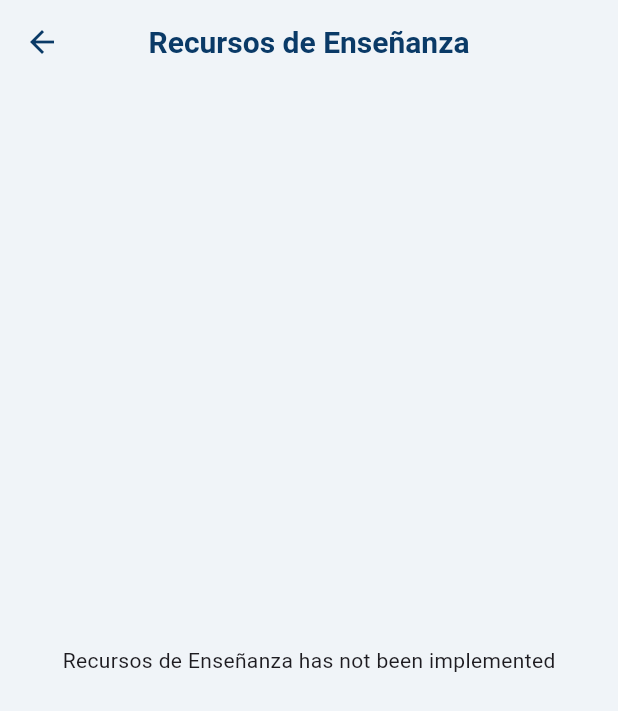
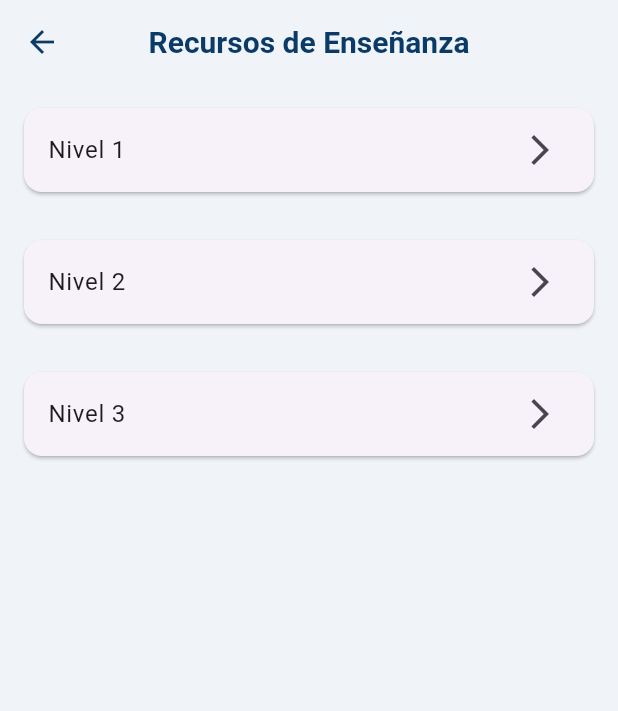
Before and after one commit to Will-Fahie/traductor-actuar, a Flutter app: the screen it shows after launch, after a tap on "Recursos de Enseñanza", on a phone screen of 412 x 824 dp. Shown: the top 711 px of the screen. Run offline on Flutter 3.47's test engine with Material 3 defaults, Android fonts, the phone set to English and light mode, and no system bars; our stand-ins replace audioplayers, cloud_firestore, connectivity_plus, firebase_core, firebase_storage, shared_preferences; accounts and stored records are empty.

Commit message:
Added teaching resources and audio files

```diff
--- a/lib/main.dart
+++ b/lib/main.dart
@@ -4,6 +4,11 @@ import 'package:firebase_core/firebase_core.dart';
 import 'package:myapp/screens/home_screen.dart';
 import 'package:myapp/screens/submission_tabs_screen.dart';
 import 'package:myapp/screens/guide_resources_screen.dart';
+import 'package:myapp/screens/teaching_resources_screen.dart';
+import 'package:myapp/screens/level1_screen.dart';
+import 'package:myapp/screens/level2_screen.dart';
+import 'package:myapp/screens/level3_screen.dart';
+import 'package:myapp/screens/category_detail_screen.dart';
 import 'firebase_options.dart';
 
 // A placeholder screen for features that are not yet implemented
@@ -79,9 +84,16 @@ class MyApp extends StatelessWidget {
         '/dictionary': (context) => const NotImplementedScreen(featureName: 'Diccionario'),
         '/submit': (context) => const SubmissionTabsScreen(),
         '/translator': (context) => const NotImplementedScreen(featureName: 'Traductor'),
-        '/teaching_resources': (context) => const NotImplementedScreen(featureName: 'Recursos de Enseñanza'),
+        '/teaching_resources': (context) => const TeachingResourcesScreen(),
         '/guide_resources': (context) => const GuideResourcesScreen(),
         '/ecolodge_resources': (context) => const NotImplementedScreen(featureName: 'Recursos de Ecolodge'),
+        '/level1': (context) => const Level1Screen(),
+        '/level2': (context) => const Level2Screen(),
+        '/level3': (context) => const Level3Screen(),
+        '/numbers': (context) => const CategoryDetailScreen(categoryName: 'Números 1-10'),
+        '/animals': (context) => const CategoryDetailScreen(categoryName: 'Animales Básicos'),
+        '/phrases': (context) => const CategoryDetailScreen(categoryName: 'Frases Básicas'),
+        '/colors': (context) => const CategoryDetailScreen(categoryName: 'Colores'),
       },
     );
   }
--- /dev/null
+++ b/lib/screens/teaching_resources_screen.dart
@@ -0,0 +1,32 @@
+import 'package:flutter/material.dart';
+
+class TeachingResourcesScreen extends StatelessWidget {
+  const TeachingResourcesScreen({super.key});
+
+  @override
+  Widget build(BuildContext context) {
+    return Scaffold(
+      appBar: AppBar(
+        title: const Text('Recursos de Enseñanza'),
+      ),
+      body: ListView(
+        children: [
+          _buildLevelCard(context, 'Nivel 1', '/level1'),
+          _buildLevelCard(context, 'Nivel 2', '/level2'),
+          _buildLevelCard(context, 'Nivel 3', '/level3'),
+        ],
+      ),
+    );
+  }
+
+  Widget _buildLevelCard(BuildContext context, String title, String routeName) {
+    return Card(
+      margin: const EdgeInsets.all(16.0),
+      child: ListTile(
+        title: Text(title),
+        trailing: const Icon(Icons.arrow_forward_ios),
+        onTap: () => Navigator.pushNamed(context, routeName),
+      ),
+    );
+  }
+}
--- a/pubspec.yaml
+++ b/pubspec.yaml
@@ -40,6 +40,7 @@ dependencies:
   shared_preferences: ^2.5.3
   firebase_storage: ^12.1.0
   google_fonts: ^6.2.1
+  audioplayers: ^6.5.0
 
 dev_dependencies:
   flutter_test:
@@ -83,9 +84,8 @@ flutter:
   uses-material-design: true
 
   # To add assets to your application, add an assets section, like this:
-  # assets:
-  #   - images/a_dot_burr.jpeg
-  #   - images/a_dot_ham.jpeg
+  assets:
+    - assets/audio/level_1/numbers/
 
   # An image asset can refer to one or more resolution-specific "variants", see
   # https://flutter.dev/to/resolution-aware-images
```
Also changed, not shown: lib/data/numbers_data.dart (added, +14 -0 lines), lib/models/vocabulary_item.dart (added, +11 -0 lines), lib/screens/category_detail_screen.dart (added, +84 -0 lines), lib/screens/flashcard_screen.dart (added, +122 -0 lines), lib/screens/level1_screen.dart (added, +33 -0 lines), lib/screens/level2_screen.dart (added, +17 -0 lines), lib/screens/level3_screen.dart (added, +17 -0 lines), pubspec.lock, 10 other files.
